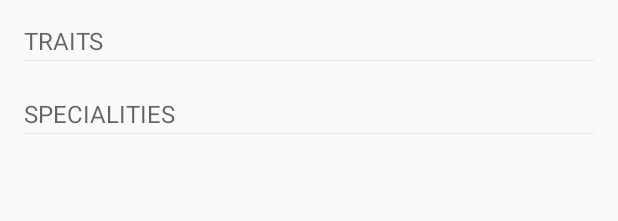
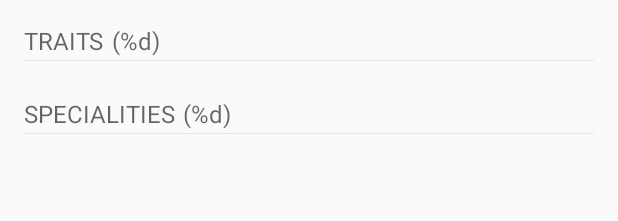
Before and after one commit to huynn109/FifaOnline3Addict, an Android app: the layout fragment_paper_hidden_stat.xml on its own in the app's theme, with its tools: preview values and no code run, on a phone screen of 412 x 824 dp. Shown: the top 221 px of the screen. Run offline under Robolectric (Android 15) with nearby library versions, the phone set to English and light mode, and no system bars; network calls fail.

Commit message:
Fixed ui detail player

```diff
--- a/app/src/main/java/com/huynn109/fifaonline3addict/ui/activity/MainActivity.java
+++ b/app/src/main/java/com/huynn109/fifaonline3addict/ui/activity/MainActivity.java
@@ -64,6 +64,8 @@ public class MainActivity extends AppCompatActivity
       fragmentClass = CompareFragment.class;
     } else if (id == R.id.nav_favorite) {
       fragmentClass = FavoriteFragment.class;
+    } else if(id == R.id.nav_share){
+      return false;
     }
     try {
       fragment = (Fragment) (fragmentClass != null ? fragmentClass.newInstance() : null);
--- a/app/src/main/res/layout/activity_player_detail.xml
+++ b/app/src/main/res/layout/activity_player_detail.xml
@@ -472,6 +472,7 @@
       app:layout_behavior="@string/appbar_scrolling_view_behavior" />
 
   <TextView
+      android:visibility="gone"
       android:id="@+id/advertisement"
       android:layout_width="match_parent"
       android:layout_height="wrap_content"
--- a/app/src/main/res/layout/fragment_paper_hidden_stat.xml
+++ b/app/src/main/res/layout/fragment_paper_hidden_stat.xml
@@ -15,8 +15,18 @@
         android:layout_width="wrap_content"
         android:layout_height="wrap_content"
         android:text="@string/title_trait"
-        app:textAllCaps="true"
+        android:textAllCaps="true"
         style="@style/TextAppearance.Widget.AppCompat.Toolbar.Subtitle"
+        />
+    <TextView
+        android:id="@+id/text_count_trait"
+        android:layout_toRightOf="@+id/text_title_trait"
+        android:paddingLeft="5dp"
+        android:paddingStart="5dp"
+        android:layout_width="wrap_content"
+        android:layout_height="wrap_content"
+        style="@style/TextAppearance.Widget.AppCompat.Toolbar.Subtitle"
+        android:text="@string/text_count"
         />
     <View
         android:id="@+id/view_divider_trait"
@@ -32,6 +42,7 @@
         android:layout_height="match_parent"
         android:layout_below="@+id/view_divider_trait"
         android:layout_marginTop="8dp"
+        app:rrvEmptyLayoutId="@layout/empty_view"
         />
     <TextView
         android:id="@+id/text_title_speciality"
@@ -40,8 +51,21 @@
         android:layout_below="@+id/recycler_trait"
         android:layout_marginTop="@dimen/activity_vertical_margin"
         android:text="@string/title_speciality"
-        app:textAllCaps="true"
+        android:textAllCaps="true"
         style="@style/TextAppearance.Widget.AppCompat.Toolbar.Subtitle"
+        />
+    <TextView
+        android:id="@+id/text_count_speciality"
+        android:layout_below="@+id/recycler_trait"
+        android:layout_toRightOf="@+id/text_title_speciality"
+        android:layout_toEndOf="@+id/text_title_speciality"
+        android:layout_marginTop="@dimen/activity_vertical_margin"
+        android:paddingLeft="5dp"
+        android:paddingStart="5dp"
+        android:layout_width="wrap_content"
+        android:layout_height="wrap_content"
+        style="@style/TextAppearance.Widget.AppCompat.Toolbar.Subtitle"
+        android:text="@string/text_count"
         />
     <View
         android:id="@+id/view_divider_speciality"
@@ -56,6 +80,7 @@
         android:layout_width="match_parent"
         android:layout_height="match_parent"
         android:layout_below="@+id/view_divider_speciality"
+        app:rrvEmptyLayoutId="@layout/empty_view"
         android:layout_marginTop="8dp"
         />
   </RelativeLayout>
```
Also changed, not shown: app/src/main/java/com/huynn109/fifaonline3addict/ui/fragment/PaperHiddenStatFragment.java (+12 -7 lines), app/src/main/res/layout/empty_view.xml (added, +12 -0 lines), app/src/main/res/menu/activity_main_drawer.xml (+8 -17 lines), app/src/main/res/values/strings.xml (+9 -1 lines).
